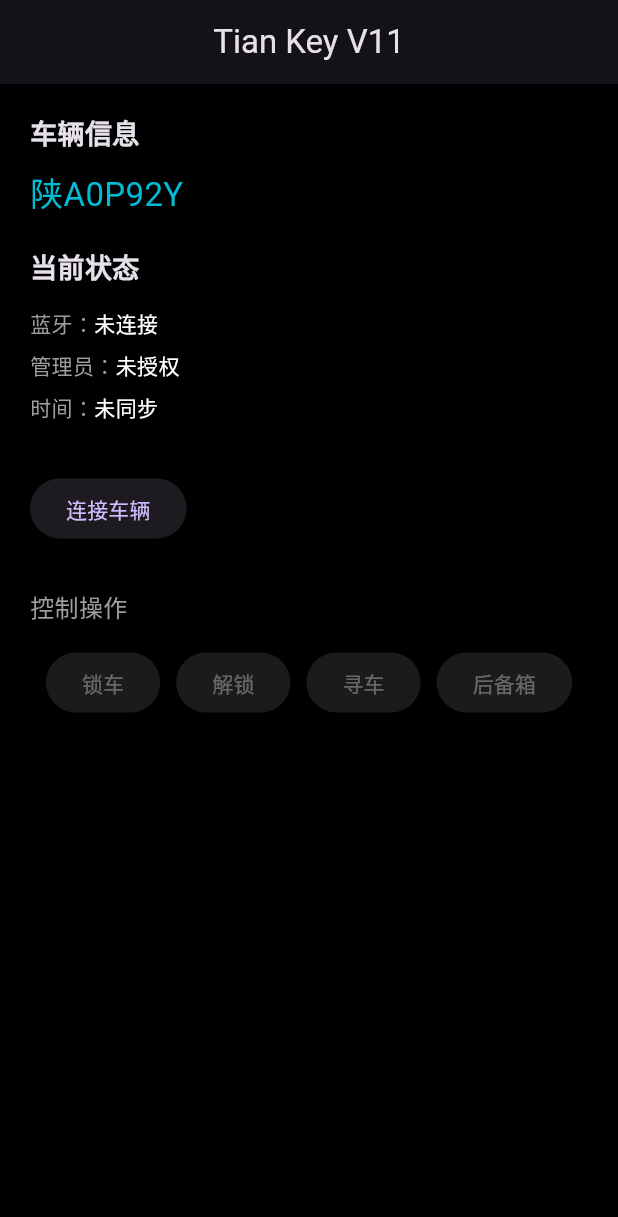
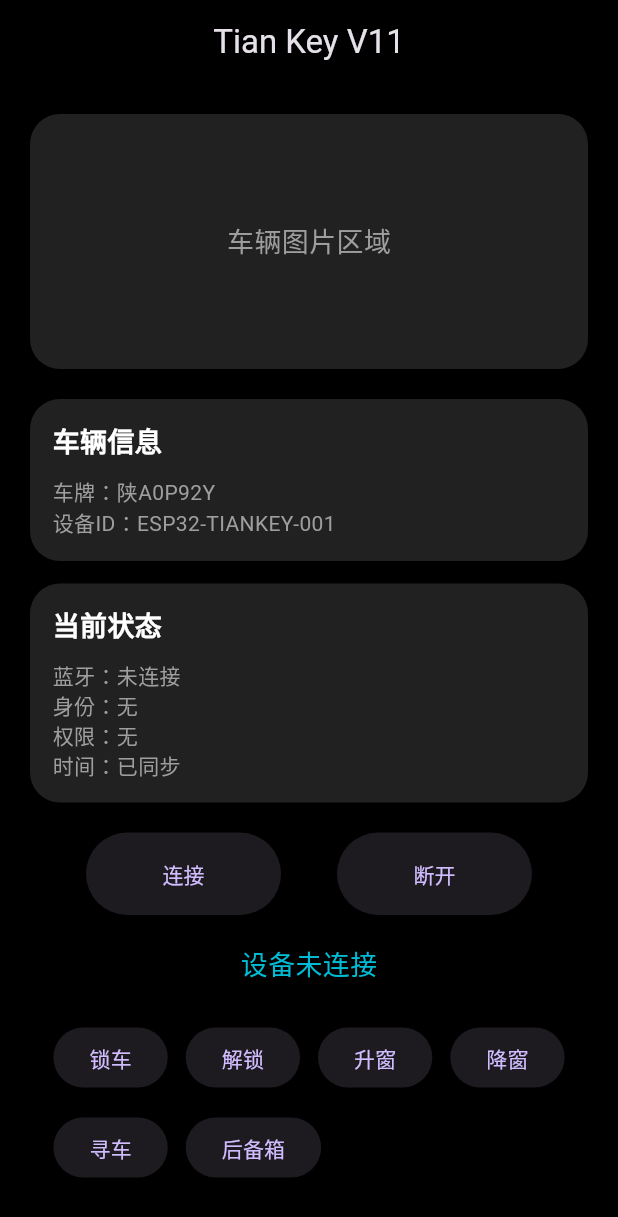
Before and after one commit to t545830589/TianKey, a Flutter app: the screen it shows after launch, on a phone screen of 412 x 824 dp. Shown: the top 1217 px of the screen. Run offline on Flutter 3.47's test engine with Material 3 defaults, Android fonts, the phone set to English and light mode, and no system bars; Roboto replaces fonts that are missing (Arial).

Commit message:
Update home_page.dart

```diff
--- a/lib/pages/home_page.dart
+++ b/lib/pages/home_page.dart
@@ -3,44 +3,84 @@ import '../services/mock_esp32.dart';
 
 
 class HomePage extends StatefulWidget {
+
   const HomePage({super.key});
 
 
   @override
   State<HomePage> createState() => _HomePageState();
+
 }
 
 
 
 class _HomePageState extends State<HomePage> {
 
+
   final MockESP32 esp32 = MockESP32();
 
 
-  bool connected = false;
+  String message = "设备未连接";
 
 
-  void toggleConnection(){
+
+  void connectDevice(){
+
 
     setState(() {
 
-      if(connected){
 
-        esp32.disconnectBLE();
+      esp32.connectBLE();
 
-        connected = false;
 
-      }else{
+      message = "BLE连接成功";
 
-        esp32.connectBLE();
-
-        connected = true;
-
-      }
 
     });
 
+
   }
+
+
+
+
+
+  void disconnectDevice(){
+
+
+    setState(() {
+
+
+      esp32.disconnectBLE();
+
+
+      message = "BLE已断开";
+
+
+    });
+
+
+  }
+
+
+
+
+
+
+  void control(String action){
+
+
+    setState(() {
+
+
+      message = esp32.executeCommand(action);
+
+
+    });
+
+
+  }
+
 
 
 
@@ -51,53 +91,94 @@ class _HomePageState extends State<HomePage> {
 
     return Scaffold(
 
+
+      backgroundColor: Colors.black,
+
+
       appBar: AppBar(
 
-        title: const Text('Tian Key V11'),
+
+        backgroundColor: Colors.black,
+
+
+        title: const Text(
+
+          "Tian Key V11",
+
+        ),
+
 
         centerTitle: true,
+
 
       ),
 
 
-      body: Padding(
+
+
+      body: SingleChildScrollView(
+
 
         padding: const EdgeInsets.all(20),
 
+
         child: Column(
 
-          crossAxisAlignment: CrossAxisAlignment.start,
 
           children: [
 
 
-            const Text(
-              '车辆信息',
-              style: TextStyle(
-                fontSize:18,
-                fontWeight:FontWeight.bold,
+
+
+            Container(
+
+
+              width: double.infinity,
+
+
+              height: 170,
+
+
+              decoration: BoxDecoration(
+
+
+                borderRadius:
+
+                BorderRadius.circular(20),
+
+
+                color: Colors.grey[900],
+
+
               ),
+
+
+
+              child: const Center(
+
+
+                child: Text(
+
+
+                  "车辆图片区域",
+
+
+                  style: TextStyle(
+
+                    color: Colors.grey,
+
+                    fontSize:18,
+
+                  ),
+
+                ),
+
+              ),
+
+
             ),
 
 
-
-            const SizedBox(height:10),
-
-
-
-            const Text(
-
-              '陕A0P92Y',
-
-              style:TextStyle(
-
-                fontSize:22,
-
-                color:Colors.cyan,
-
-              ),
-
-            ),
 
 
 
@@ -105,85 +186,295 @@ class _HomePageState extends State<HomePage> {
 
 
 
-            const Text(
 
-              '当前状态',
 
-              style:TextStyle(
+            _card(
 
-                fontSize:18,
 
-                fontWeight:FontWeight.bold,
+              "车辆信息",
 
-              ),
+
+              [
+
+                "车牌：陕A0P92Y",
+
+                "设备ID：${esp32.deviceId}",
+
+              ],
+
 
             ),
 
 
 
-            const SizedBox(height:10),
+
+
+            const SizedBox(height:15),
 
 
 
-            _buildStatusRow(
 
-              '蓝牙',
 
-              connected ? '已连接' : '未连接',
+            _card(
+
+
+              "当前状态",
+
+
+              [
+
+                "蓝牙：${esp32.isConnected() ? "已连接":"未连接"}",
+
+                "身份：${esp32.getCurrentUser()}",
+
+                "权限：${esp32.sessionRole}",
+
+                "时间：已同步",
+
+              ],
+
 
             ),
 
 
 
-            _buildStatusRow(
 
-              '管理员',
 
-              '未授权',
+
+            const SizedBox(height:20),
+
+
+
+
+
+            Row(
+
+
+              mainAxisAlignment:
+
+              MainAxisAlignment.spaceEvenly,
+
+
+              children:[
+
+
+                _bigButton(
+
+                  "连接",
+
+                  (){
+
+                    connectDevice();
+
+                  },
+
+                ),
+
+
+
+                _bigButton(
+
+                  "断开",
+
+                  (){
+
+                    disconnectDevice();
+
+                  },
+
+                ),
+
+
+
+              ],
+
 
             ),
 
 
 
-            _buildStatusRow(
 
-              '时间',
 
-              '未同步',
+
+            const SizedBox(height:20),
+
+
+
+
+
+
+            Text(
+
+
+              message,
+
+
+              style:
+
+              const TextStyle(
+
+                color:Colors.cyan,
+
+                fontSize:18,
+
+              ),
+
 
             ),
 
 
 
-            const SizedBox(height:30),
+
+
+            const SizedBox(height:25),
 
 
 
-            ElevatedButton(
 
-              onPressed: toggleConnection,
 
-              child: Text(
 
-                connected ? '断开车辆' : '连接车辆',
+            Wrap(
 
-              ),
+
+              spacing:12,
+
+              runSpacing:12,
+
+
+              children:[
+
+
+
+                _controlButton("锁车"),
+
+
+                _controlButton("解锁"),
+
+
+                _controlButton("升窗"),
+
+
+                _controlButton("降窗"),
+
+
+                _controlButton("寻车"),
+
+
+                _controlButton("后备箱"),
+
+
+
+              ],
+
 
             ),
 
 
 
-            const SizedBox(height:30),
+
+
+          ],
+
+
+        ),
+
+
+      ),
+
+
+    );
+
+
+  }
 
 
 
-            const Text(
 
-              '控制操作',
 
-              style:TextStyle(
 
-                fontSize:16,
+
+
+
+  Widget _card(String title,List<String> items){
+
+
+    return Container(
+
+
+      width:double.infinity,
+
+
+      padding:
+
+      const EdgeInsets.all(15),
+
+
+      decoration:
+
+      BoxDecoration(
+
+
+        color:Colors.grey[900],
+
+
+        borderRadius:
+
+        BorderRadius.circular(20),
+
+
+      ),
+
+
+
+      child:Column(
+
+
+        crossAxisAlignment:
+
+        CrossAxisAlignment.start,
+
+
+        children:[
+
+
+
+          Text(
+
+
+            title,
+
+
+            style:
+
+            const TextStyle(
+
+              color:Colors.white,
+
+              fontSize:18,
+
+              fontWeight:FontWeight.bold,
+
+            ),
+
+
+          ),
+
+
+
+          const SizedBox(height:10),
+
+
+
+          ...items.map(
+
+
+                (e)=>Text(
+
+              e,
+
+              style:
+
+              const TextStyle(
 
                 color:Colors.grey,
 
@@ -192,40 +483,18 @@ class _HomePageState extends State<HomePage> {
             ),
 
 
-
-            const SizedBox(height:15),
+          ),
 
 
 
-            Row(
+        ],
 
-              mainAxisAlignment:MainAxisAlignment.spaceEvenly,
-
-              children:[
-
-
-                _buildButton('锁车'),
-
-                _buildButton('解锁'),
-
-                _buildButton('寻车'),
-
-                _buildButton('后备箱'),
-
-
-              ],
-
-            ),
-
-
-          ],
-
-
-        ),
 
       ),
 
+
     );
+
 
   }
 
@@ -233,47 +502,38 @@ class _HomePageState extends State<HomePage> {
 
 
 
-  Widget _buildStatusRow(String label,String value){
-
-    return Padding(
-
-      padding:const EdgeInsets.symmetric(vertical:4),
-
-      child:Row(
-
-        children:[
-
-          Text(
-
-            '$label：',
-
-            style:const TextStyle(
-
-              color:Colors.grey,
-
-            ),
-
-          ),
 
 
-          Text(
-
-            value,
-
-            style:const TextStyle(
-
-              color:Colors.white,
-
-            ),
-
-          ),
+  Widget _bigButton(String text,VoidCallback action){
 
 
-        ],
+    return ElevatedButton(
+
+
+      onPressed:action,
+
+
+      style:
+
+      ElevatedButton.styleFrom(
+
+
+        minimumSize:
+
+        const Size(130,55),
+
 
       ),
 
+
+
+      child:
+
+      Text(text),
+
+
     );
+
 
   }
 
@@ -281,17 +541,34 @@ class _HomePageState extends State<HomePage> {
 
 
 
-  Widget _buildButton(String text){
+
+
+  Widget _controlButton(String text){
+
 
     return ElevatedButton(
 
-      onPressed:null,
 
-      child:Text(text),
+      onPressed:(){
+
+
+        control(text);
+
+
+      },
+
+
+      child:
+
+      Text(text),
+
 
     );
+
 
   }
 
 
+
+
 }
```
